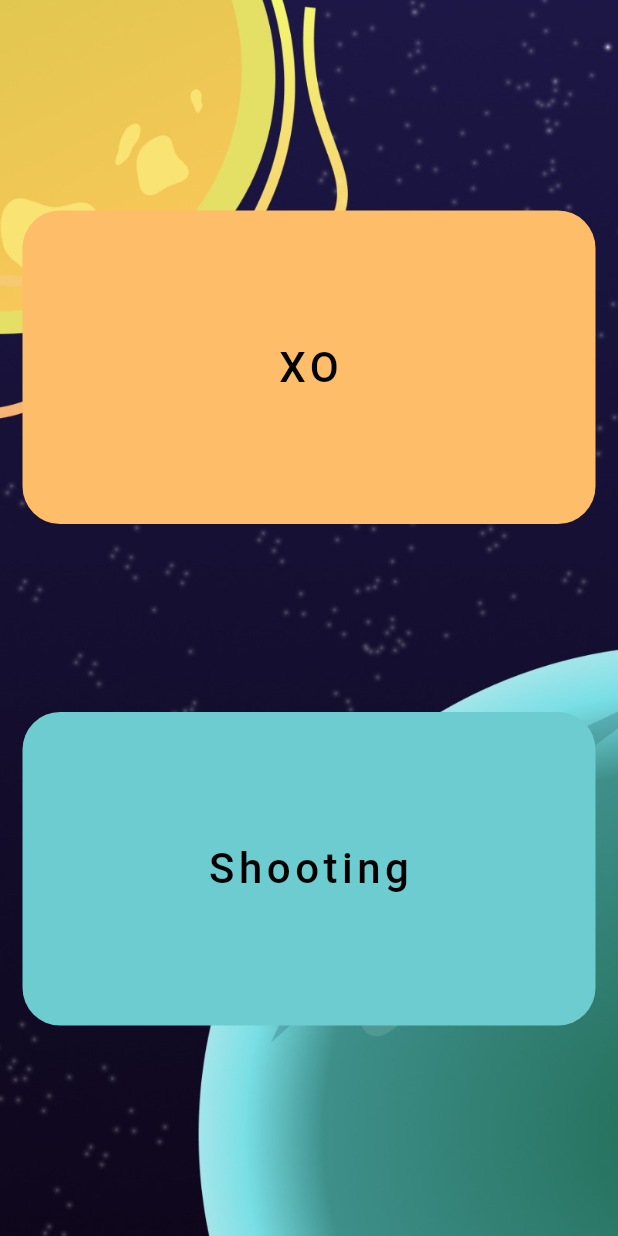
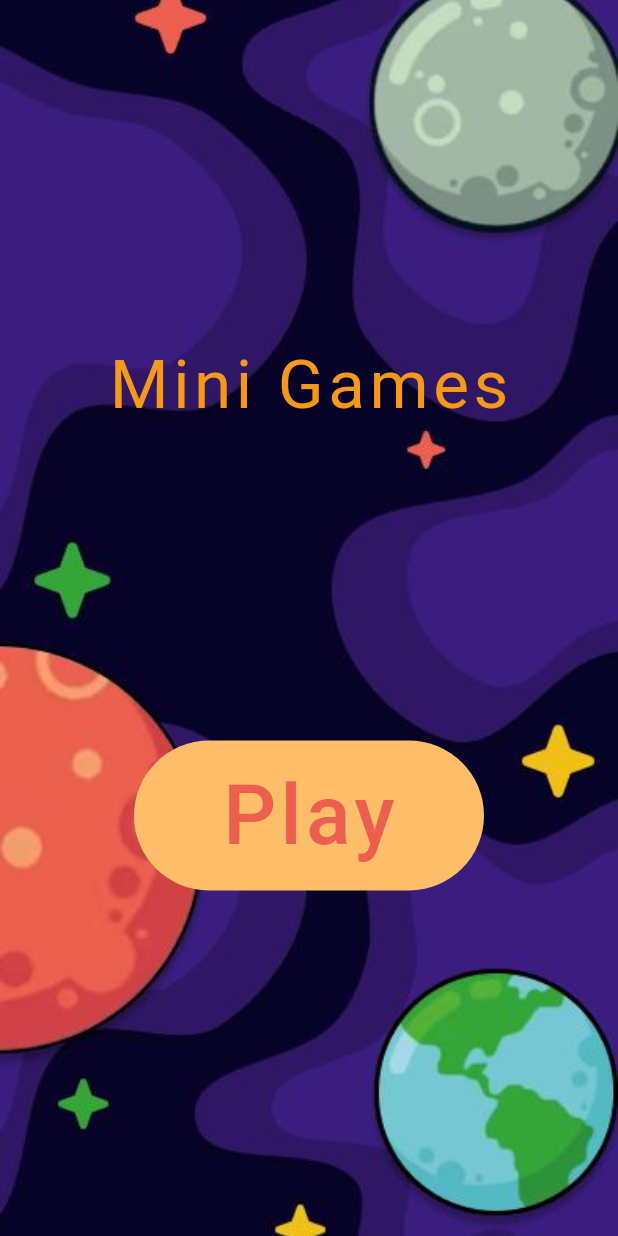
Before and after one commit to ibaame/multiplayer-games-flutter, a Flutter app: the screen it shows after launch, on a phone screen of 412 x 824 dp. Run offline on Flutter 3.47's test engine with Material 2 defaults, Android fonts, the light colour scheme and no system bars; our stand-ins replace audioplayers, font_awesome_flutter, google_fonts, hive, hive_flutter, rive and 2 more; missing offline and left inert: flame, social_share; accounts and stored records are empty; Roboto replaces fonts that are missing (Coiny).

Commit message:
add play page

```diff
--- a/lib/main.dart
+++ b/lib/main.dart
@@ -4,6 +4,7 @@ import 'dart:async';
 
 import 'package:audioplayers/audioplayers.dart';
 import 'package:flame/game.dart';
+import 'package:multiplayer_games_flutter/start_page.dart';
 import '../game/game.dart';
 import '../person.dart';
 import 'package:flutter/material.dart';
@@ -44,11 +45,12 @@ class MyApp extends StatelessWidget {
     return MaterialApp(
       title: 'Games',
       debugShowCheckedModeBanner: false,
-      home: HomeScreen(),
+      home: StartPage(),
       routes: {
         GameScreen.screenRoute: (context) => GameScreen(),
         LobbyScreen.screenRoute: (context) => LobbyScreen(),
         GamePage.screenRoute: (context) => GamePage(),
+        HomeScreen.screenRoute: (context) => HomeScreen(),
       },
     );
   }
--- a/lib/screens/home.dart
+++ b/lib/screens/home.dart
@@ -13,10 +13,13 @@ class HomeScreen extends StatelessWidget {
   @override
   Widget build(BuildContext context) {
     return Scaffold(
+      appBar: AppBar(
+        backgroundColor: MainColor.primaryColor,
+      ),
       body: Container(
         decoration: BoxDecoration(
           image: DecorationImage(
-            image: AssetImage("assets/images/background.jpg"),
+            image: AssetImage("assets/images/background-games.jpg"),
             fit: BoxFit.cover,
           ),
         ),
@@ -29,8 +32,10 @@ class HomeScreen extends StatelessWidget {
               children: [
                 Container(
                   decoration: BoxDecoration(
-                    color: Color(0xffFEBD69),
-                    borderRadius: BorderRadius.circular(25),
+                    image: DecorationImage(
+                      image: AssetImage("assets/images/xo.png"),
+                      fit: BoxFit.cover,
+                    ),
                   ),
                   child: TextButton(
                     onPressed: () {
@@ -39,16 +44,18 @@ class HomeScreen extends StatelessWidget {
                     child: Padding(
                       padding: const EdgeInsets.all(80.0),
                       child: Text(
-                        'XO',
-                        style: customFontBlack,
+                        '',
+                        style: customFontWhite,
                       ),
                     ),
                   ),
                 ),
                 Container(
                   decoration: BoxDecoration(
-                    color: Color(0xff6CCCCF),
-                    borderRadius: BorderRadius.circular(25),
+                    image: DecorationImage(
+                      image: AssetImage("assets/images/shooter.png"),
+                      fit: BoxFit.cover,
+                    ),
                   ),
                   child: TextButton(
                     onPressed: () {
@@ -57,8 +64,8 @@ class HomeScreen extends StatelessWidget {
                     child: Padding(
                       padding: const EdgeInsets.all(80.0),
                       child: Text(
-                        'Shooting',
-                        style: customFontBlack,
+                        '',
+                        style: customFontWhite,
                       ),
                     ),
                   ),
--- /dev/null
+++ b/lib/start_page.dart
@@ -0,0 +1,71 @@
+// ignore_for_file: prefer_const_constructors
+
+import 'package:flutter/material.dart';
+import 'package:google_fonts/google_fonts.dart';
+
+import 'package:multiplayer_games_flutter/screens/home.dart';
+
+class StartPage extends StatelessWidget {
+  const StartPage({super.key});
+
+  static String screenRoute = "/start_page";
+
+  @override
+  Widget build(BuildContext context) {
+    return Scaffold(
+      body: Container(
+        decoration: BoxDecoration(
+          image: DecorationImage(
+            image: AssetImage("assets/images/background3.jpg"),
+            fit: BoxFit.cover,
+          ),
+        ),
+        child: Center(
+          child: Padding(
+            padding: const EdgeInsets.all(20.0),
+            child: Column(
+              mainAxisAlignment: MainAxisAlignment.spaceEvenly,
+              children: [
+                Text(
+                  "Mini Games",
+                  style: GoogleFonts.coiny(
+                    textStyle: TextStyle(
+                      color: Color(0xffF69819),
+                      letterSpacing: 3,
+                      fontSize: 45,
+                    ),
+                  ),
+                ),
+                Container(
+                  decoration: BoxDecoration(
+                    color: Color(0xffFEBE69),
+                    borderRadius: BorderRadius.circular(50),
+                  ),
+                  child: Padding(
+                    padding: const EdgeInsets.symmetric(
+                        horizontal: 50.0, vertical: 10),
+                    child: TextButton(
+                      onPressed: () {
+                        Navigator.pushNamed(context, HomeScreen.screenRoute);
+                      },
+                      child: Text(
+                        "Play",
+                        style: GoogleFonts.coiny(
+                          textStyle: TextStyle(
+                            color: Color(0xffEC5F4E),
+                            letterSpacing: 3,
+                            fontSize: 55,
+                          ),
+                        ),
+                      ),
+                    ),
+                  ),
+                ),
+              ],
+            ),
+          ),
+        ),
+      ),
+    );
+  }
+}
```
Also changed, not shown: assets/images/background-games.jpg (added), assets/images/background3.jpg (added), assets/images/shooter.png (added), assets/images/xo.png (added), 1 other file.
